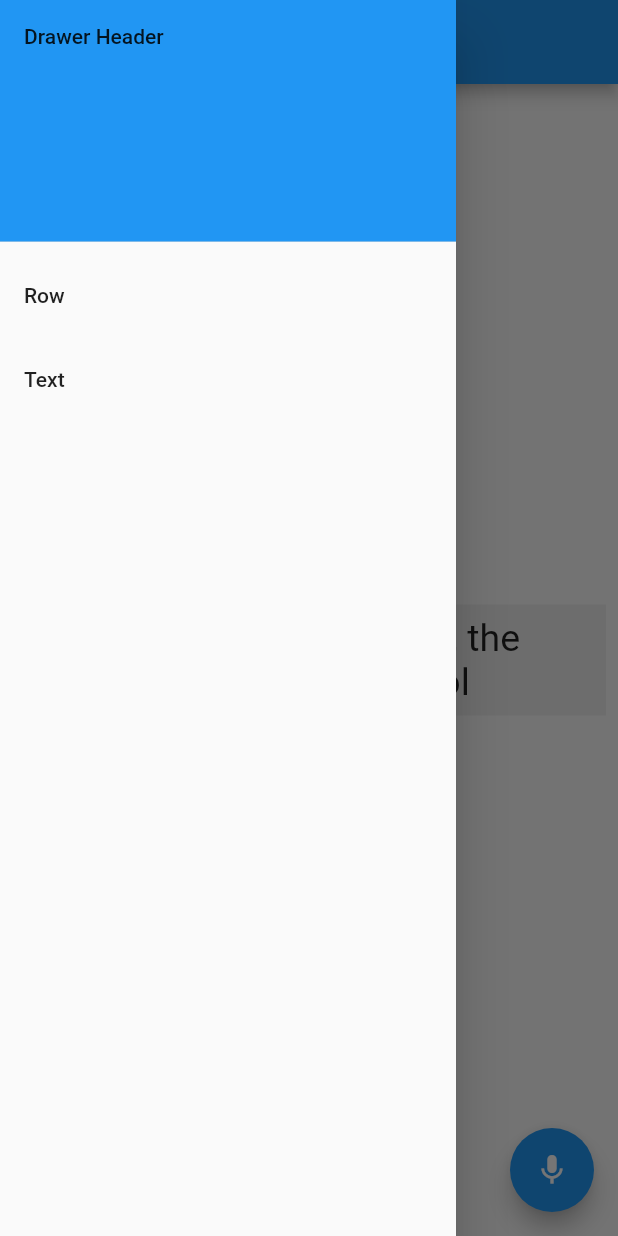
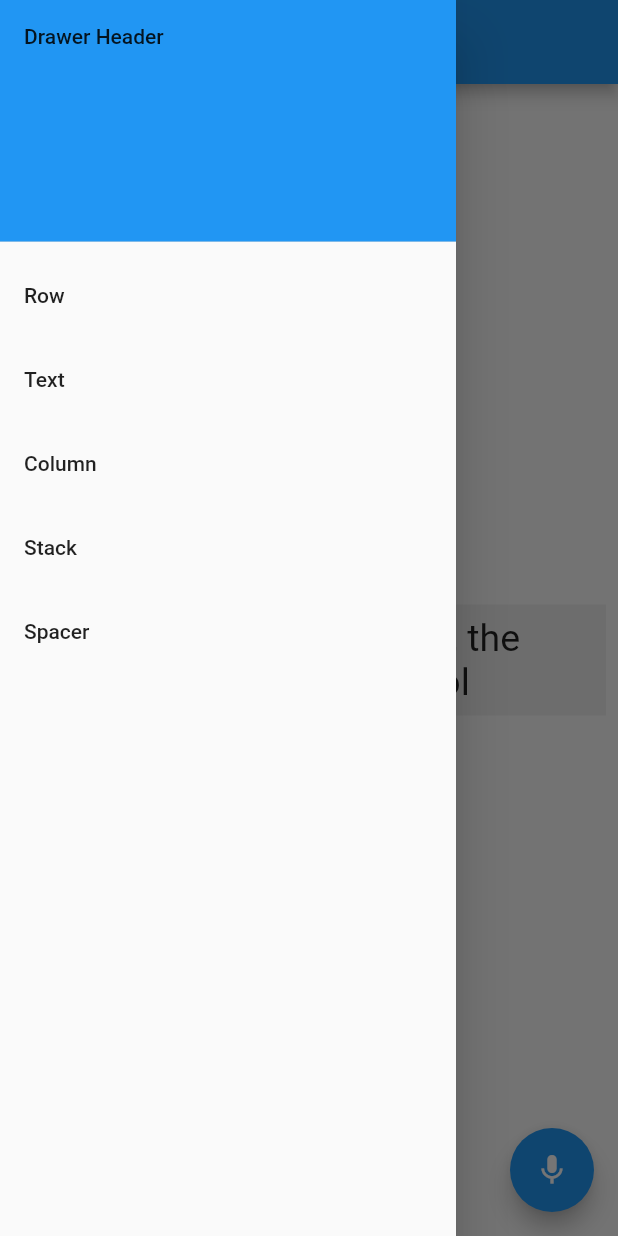
Before and after one commit to JarrodLodge/flutter_parrot, a Flutter app: the screen it shows after launch, with the side drawer open, on a phone screen of 412 x 824 dp. Run offline on Flutter 3.47's test engine with Material 2 defaults, Android fonts, the phone set to English and light mode, and no system bars; our stand-ins replace flutter_markdown, webview_flutter.

Commit message:
Added Column, Stack, Spacer

````diff
--- a/lib/data/list_widget.dart
+++ b/lib/data/list_widget.dart
@@ -50,4 +50,84 @@ Text(
 ```
       '''
   ),
+  WidgetInfo(
+      id: 3,
+      title: 'Column',
+      path: 'assets/widgetImage/column.png',
+      webUrl: 'https://api.flutter.dev/flutter/widgets/Column-class.html',
+      code:'''
+```
+Column(
+  children: [
+    Container(
+      color: Colors.orange,
+      child: FlutterLogo(
+        size: 60.0,
+      ),
+    ),
+    Container(
+      color: Colors.blue,
+      child: FlutterLogo(
+        size: 60.0,
+      ),
+    ),
+    Container(
+      color: Colors.purple,
+      child: FlutterLogo(
+        size: 60.0,
+      ),
+    ),
+  ],
+)
+```
+      '''
+  ),
+  WidgetInfo(
+      id: 4,
+      title: 'Stack',
+      path: 'assets/widgetImage/stack.png',
+      webUrl: 'https://api.flutter.dev/flutter/widgets/Stack-class.html',
+      code:'''
+```
+Stack(
+  children: <Widget>[
+    // Max Size
+    Container(
+      color: Colors.green,
+    ),
+    Container(
+      color: Colors.blue,
+      height: 300.0,
+      width: 300.0,
+    ),
+    Container(
+      color: Colors.pink,
+      height: 150.0,
+      width: 150.0,
+    )
+  ],
+),
+```
+      '''
+  ),
+  WidgetInfo(
+      id: 5,
+      title: 'Spacer',
+      path: '',
+      webUrl: 'https://api.flutter.dev/flutter/widgets/Spacer-class.html',
+      code:'''
+```
+Row(
+  children: <Widget>[
+    Text('Begin'),
+    Spacer(), // Defaults to a flex of one.
+    Text('Middle'),
+    // Gives twice the space between Middle and End than Begin and Middle.
+    Spacer(flex: 2),
+    Text('End'),
+  ],
+)
+```
+      '''
+  ),
 ];
--- a/lib/pages/results.dart
+++ b/lib/pages/results.dart
@@ -47,7 +47,7 @@ class _ResultsPageState extends State<ResultsPage> {
                 height: 1000,
                 child: WebView(
                   initialUrl:
-                      'https://api.flutter.dev/flutter/widgets/Row-class.html',
+                      result.webUrl,
                   javascriptMode: JavascriptMode.unrestricted,
                   onWebViewCreated: (WebViewController webViewController) {
                     _controller = webViewController;
--- a/pubspec.yaml
+++ b/pubspec.yaml
@@ -46,6 +46,8 @@ flutter:
   assets:
    - assets/widgetImage/row.png
    - assets/widgetImage/text.jpg
+   - assets/widgetImage/column.png
+   - assets/widgetImage/stack.png
   #  - images/a_dot_ham.jpeg
 
   # An image asset can refer to one or more resolution-specific "variants", see
````
Also changed, not shown: assets/widgetImage/column.png (added), assets/widgetImage/stack.png (added).
